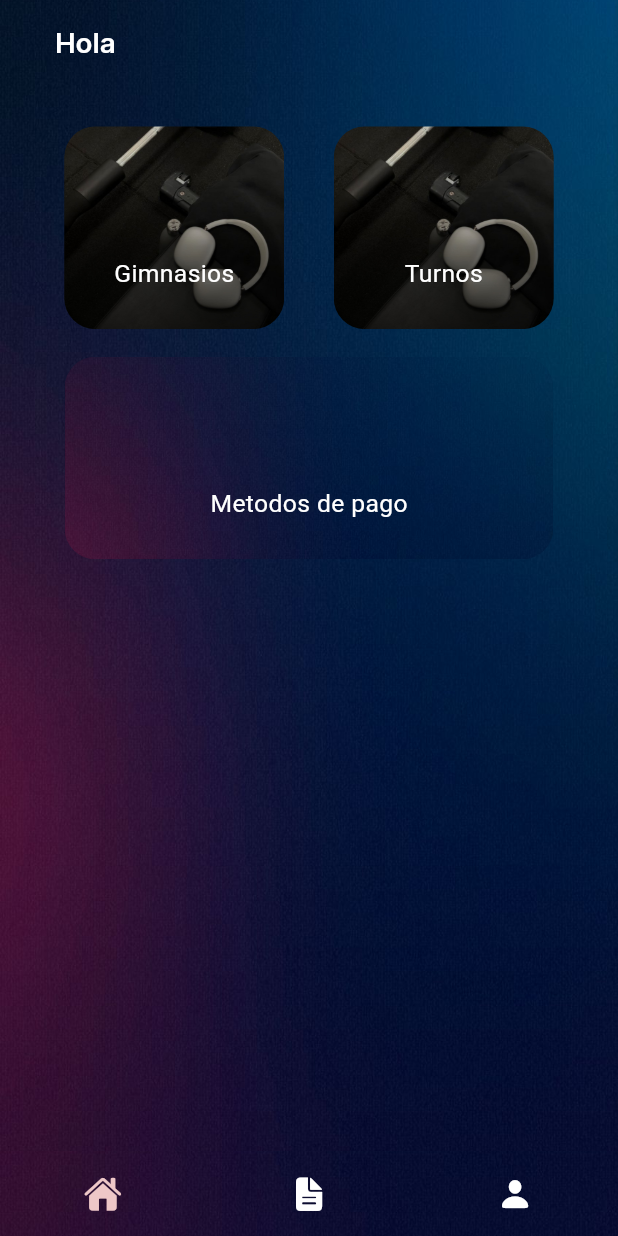
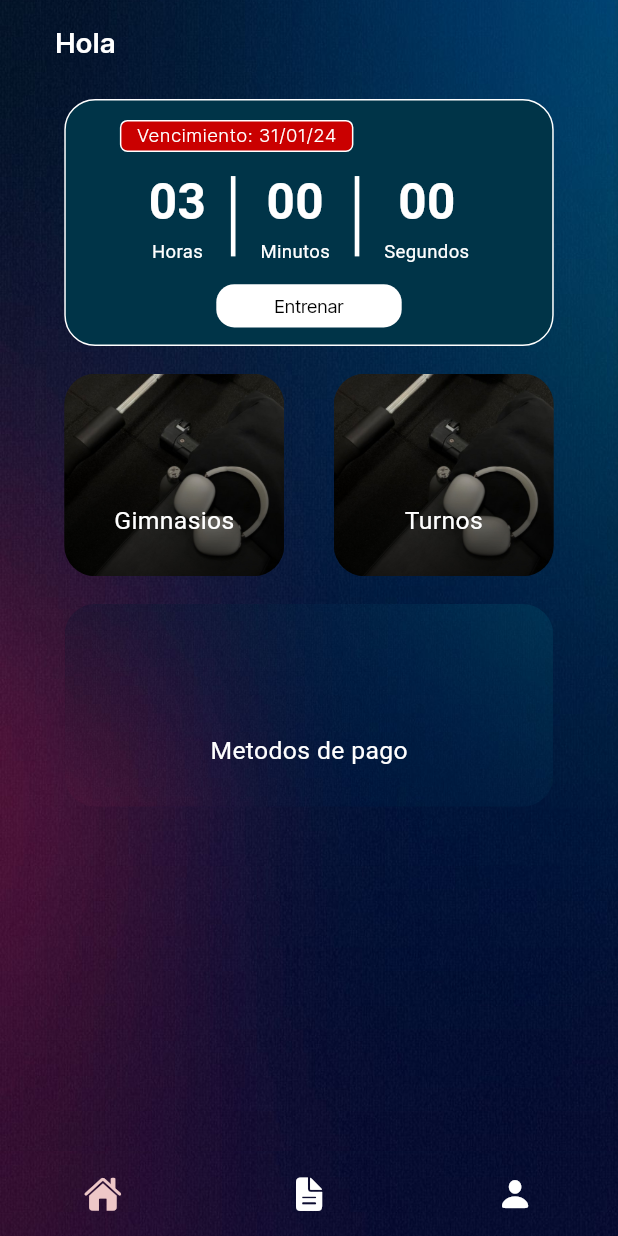
Before and after one commit to Pablorivas47/FlutterAppGym, a Flutter app: the screen it shows once a user with an empty profile is signed in, on a phone screen of 412 x 824 dp. Run offline on Flutter 3.47's test engine with Material 3 defaults, Android fonts, the phone set to English and light mode, and no system bars; our stand-ins replace cloud_firestore, firebase_auth, firebase_core, google_maps_flutter, shimmer; accounts and stored records are empty.

Commit message:
Create chronometer

```diff
--- a/lib/Screens/home/home.dart
+++ b/lib/Screens/home/home.dart
@@ -2,6 +2,8 @@ import 'package:firebase_auth/firebase_auth.dart';
 import 'package:flutter/material.dart';
 import 'package:flutter_application_1/Screens/home/components/gym_card.dart';
 import 'package:flutter_application_1/components/custom_app_bar.dart';
+import 'package:flutter_application_1/components/custom_button.dart';
+import 'package:flutter_application_1/components/stop_watch_timer.dart';
 import 'package:flutter_application_1/constants/size_config.dart';
 
 class Home extends StatefulWidget {
@@ -34,6 +36,60 @@ class _HomeState extends State<Home> {
           ),
         ),
         body: Column(children: [
+          Stack(children: [
+            Padding(
+              padding: EdgeInsets.symmetric(
+                horizontal: SizeConfig.screenWidth * 0.104,
+              ),
+              child: AnimatedContainer(
+                height: SizeConfig.screenHeight * 0.20,
+                decoration: BoxDecoration(
+                    color: const Color.fromRGBO(0, 52, 72, 100),
+                    borderRadius: BorderRadius.circular(
+                      SizeConfig.screenWidth * 0.05,
+                    ),
+                    border: Border.all(
+                      color: Colors.white,
+                    )),
+                duration: Duration.zero,
+              ),
+            ),
+            Positioned(
+              left: SizeConfig.screenWidth * 0.194,
+              top: SizeConfig.screenHeight * 0.017,
+              child: SizedBox(
+                height: SizeConfig.screenHeight * 0.026,
+                child: AnimatedContainer(
+                  padding: EdgeInsets.symmetric(
+                    horizontal: SizeConfig.screenWidth * 0.025,
+                  ),
+                  duration: Duration.zero,
+                  decoration: BoxDecoration(
+                      color: const Color(0xffca0000),
+                      borderRadius: BorderRadius.circular(5),
+                      border: Border.all(
+                        color: Colors.white,
+                      )),
+                  child: Center(
+                    child: Text(
+                      "Vencimiento: 31/01/24",
+                      style: TextStyle(
+                        color: Colors.white,
+                        fontFamily: "Inter",
+                        fontWeight: FontWeight.w300,
+                        fontSize: SizeConfig.screenWidth * 0.03,
+                      ),
+                    ),
+                  ),
+                ),
+              ),
+            ),
+            Padding(
+                padding: EdgeInsets.only(
+                  top: SizeConfig.screenHeight * 0.055,
+                ),
+                child: const StopWatchTimer()),
+          ]),
           SizedBox(height: SizeConfig.screenHeight * 0.0223),
           Padding(
             padding: EdgeInsets.symmetric(
--- a/lib/Screens/home/payment_methods.dart
+++ b/lib/Screens/home/payment_methods.dart
@@ -1,5 +1,6 @@
 import 'package:flutter/material.dart';
 import 'package:flutter_application_1/components/custom_app_bar.dart';
+import 'package:flutter_application_1/components/stop_watch_timer.dart';
 
 class PaymentMethods extends StatefulWidget {
   const PaymentMethods({super.key});
--- a/lib/Screens/profile.dart
+++ b/lib/Screens/profile.dart
@@ -116,7 +116,7 @@ class _ProfileState extends State<Profile> {
               Container(
                 padding: EdgeInsets.symmetric(
                     horizontal: SizeConfig.screenWidth * 0.09),
-                child: customMaterialButtom(
+                child: customMaterialButton(
                   hintText: 'Datos Personales',
                   icon: CupertinoIcons.person_crop_circle,
                   colorOutline: Colors.white70,
@@ -132,7 +132,7 @@ class _ProfileState extends State<Profile> {
               Container(
                 padding: EdgeInsets.symmetric(
                     horizontal: SizeConfig.screenWidth * 0.09),
-                child: customMaterialButtom(
+                child: customMaterialButton(
                   hintText: 'Contraseña y seguridad',
                   icon: CupertinoIcons.shield,
                   colorOutline: Colors.white70,
@@ -148,7 +148,7 @@ class _ProfileState extends State<Profile> {
               Container(
                 padding: EdgeInsets.symmetric(
                     horizontal: SizeConfig.screenWidth * 0.09),
-                child: customMaterialButtom(
+                child: customMaterialButton(
                   hintText: 'Cerrar sesion',
                   icon: CupertinoIcons.square_arrow_right,
                   colorOutline: Colors.red,
--- a/lib/components/custom_button.dart
+++ b/lib/components/custom_button.dart
@@ -2,68 +2,71 @@ import 'package:flutter/cupertino.dart';
 import 'package:flutter/material.dart';
 import 'package:flutter_application_1/constants/size_config.dart';
 
+CupertinoButton customCupButtonTimer({
+  required String text,
+  required VoidCallback onPressed,
+}) {
+  return CupertinoButton(
+    padding: EdgeInsets.zero,
+    color: Colors.white,
+    onPressed: onPressed,
+    child: Text(
+      text,
+      style: TextStyle(
+        fontSize: SizeConfig.screenWidth * 0.03,
+        fontFamily: "Inter",
+        color: Colors.black,
+        fontWeight: FontWeight.w400,
+      ),
+    ),
+  );
+}
 
-OutlinedButton customMaterialButtom(
-  {
+OutlinedButton customMaterialButton({
   required String hintText,
   required IconData icon,
   required Color colorOutline,
   required VoidCallback press,
 }) {
   return OutlinedButton(
-
     style: OutlinedButton.styleFrom(
-      side:  BorderSide(
+      side: BorderSide(
         color: colorOutline,
       ),
-
       shape: const RoundedRectangleBorder(
-        borderRadius:  BorderRadius.all(
-            Radius.circular(7)
+        borderRadius: BorderRadius.all(Radius.circular(7)),
       ),
     ),
-
-    ),
     onPressed: press,
-
     child: Row(
       children: [
-
         Icon(
           icon,
           color: Colors.white,
-          size: SizeConfig.screenHeight*0.02,
+          size: SizeConfig.screenHeight * 0.02,
         ),
-
         SizedBox(
-          width: SizeConfig.screenWidth*0.0223,
+          width: SizeConfig.screenWidth * 0.0223,
         ),
-
         Text(
           hintText,
-          style:  TextStyle(
-           color:Colors.white,
+          style: TextStyle(
+            color: Colors.white,
             fontFamily: "Inter",
             fontWeight: FontWeight.w300,
-            fontSize: SizeConfig.screenWidth*0.04,
+            fontSize: SizeConfig.screenWidth * 0.04,
           ),
         ),
-
         const Spacer(),
-
         Icon(
           CupertinoIcons.chevron_forward,
           color: Colors.white,
-        size: SizeConfig.screenHeight*0.02,
+          size: SizeConfig.screenHeight * 0.02,
         ),
-
       ],
-
     ),
   );
 }
-
-
 
 // ignore: must_be_immutable
 class CustomButton extends StatelessWidget {
@@ -77,7 +80,6 @@ class CustomButton extends StatelessWidget {
   final VoidCallback press;
   final EdgeInsets? paddingButton;
 
-
   CustomButton({
     super.key,
     required this.color,
@@ -89,9 +91,7 @@ class CustomButton extends StatelessWidget {
     this.routeNamePlacement,
     required this.press,
     this.paddingButton,
-
   });
-
 
   @override
   Widget build(BuildContext context) {
@@ -102,14 +102,13 @@ class CustomButton extends StatelessWidget {
       borderRadius: borderRadius,
       alignment: alignment,
       onPressed: press,
-
       child: Text(
         text,
         style: TextStyle(
           color: textColor,
           fontFamily: "Inter",
           fontWeight: FontWeight.w400,
-      fontSize: SizeConfig.screenWidth*0.04,
+          fontSize: SizeConfig.screenWidth * 0.04,
         ),
       ),
     );
--- /dev/null
+++ b/lib/components/stop_watch_timer.dart
@@ -0,0 +1,171 @@
+import 'dart:async';
+import 'package:flutter/material.dart';
+import 'package:flutter_application_1/components/custom_button.dart';
+import 'package:flutter_application_1/constants/size_config.dart';
+
+class StopWatchTimer extends StatefulWidget {
+  const StopWatchTimer({super.key});
+
+  @override
+  State<StopWatchTimer> createState() => _StopWatchTimerState();
+}
+
+class _StopWatchTimerState extends State<StopWatchTimer> {
+  static const countDownDuration = Duration(hours: 3);
+  Duration duration = const Duration();
+  Timer? timer;
+  bool isCountDown = true;
+
+  @override
+  void initState() {
+    super.initState();
+    reset();
+  }
+
+  void addTime() {
+    final addSeconds = isCountDown ? -1 : 1;
+    setState(() {
+      final seconds = duration.inSeconds + addSeconds;
+      if (seconds < 0) {
+        timer?.cancel();
+      } else {
+        duration = Duration(seconds: seconds);
+      }
+    });
+  }
+
+  void startTimer({bool resets = true}) {
+    if (resets) {
+      reset();
+    }
+    timer = Timer.periodic(const Duration(seconds: 1), (_) => addTime());
+  }
+
+  void reset() {
+    setState(() {
+      if (isCountDown) {
+        duration = countDownDuration;
+      } else {
+        duration = const Duration();
+      }
+    });
+  }
+
+  void stopTimer({bool resets = true}) {
+    if (resets) {
+      reset();
+    }
+    setState(() {
+      timer?.cancel();
+    });
+  }
+
+  @override
+  Widget build(BuildContext context) {
+    final isRunning = timer?.isActive ?? false;
+    final isCompleted = duration.inSeconds == 0;
+
+    return Column(
+      mainAxisAlignment: MainAxisAlignment.center,
+      children: [
+        buildTime(),
+        SizedBox(height: SizeConfig.screenHeight * 0.015),
+        buildButtons(isRunning, isCompleted),
+      ],
+    );
+  }
+
+  Widget buildButtons(bool isRunning, bool isCompleted) {
+    if (isRunning) {
+      return Row(
+        mainAxisAlignment: MainAxisAlignment.center,
+        children: [
+          SizedBox(
+            height: SizeConfig.screenHeight * 0.035,
+            width: SizeConfig.screenWidth * 0.2,
+            child: customCupButtonTimer(
+                text: 'Parar',
+                onPressed: () {
+                  stopTimer(resets: false);
+                }),
+          ),
+          SizedBox(width: SizeConfig.screenWidth * 0.02),
+          SizedBox(
+            height: SizeConfig.screenHeight * 0.035,
+            width: SizeConfig.screenWidth * 0.2,
+            child: customCupButtonTimer(
+                text: 'Cancelar',
+                onPressed: () {
+                  stopTimer();
+                }),
+          ),
+        ],
+      );
+    } else {
+      return SizedBox(
+        height: SizeConfig.screenHeight * 0.035,
+        width: SizeConfig.screenWidth * 0.3,
+        child: customCupButtonTimer(
+            text: 'Entrenar',
+            onPressed: () {
+              startTimer(resets: isCompleted);
+            }),
+      );
+    }
+  }
+
+  Widget buildTime() {
+    String twoDigits(int n) => n.toString().padLeft(2, '0');
+    final hours = twoDigits(duration.inHours);
+    final minutes = twoDigits(duration.inMinutes.remainder(60));
+    final seconds = twoDigits(duration.inSeconds.remainder(60));
+
+    return Row(
+      mainAxisAlignment: MainAxisAlignment.center,
+      children: [
+        buildTimeCard(hours, 'Horas'),
+        SizedBox(width: SizeConfig.screenWidth * 0.04),
+        Container(
+          width: SizeConfig.screenWidth * 0.0075,
+          height: SizeConfig.screenHeight * 0.065,
+          color: Colors.white,
+        ),
+        SizedBox(width: SizeConfig.screenWidth * 0.04),
+        buildTimeCard(minutes, 'Minutos'),
+        SizedBox(width: SizeConfig.screenWidth * 0.04),
+        Container(
+          width: SizeConfig.screenWidth * 0.0075,
+          height: SizeConfig.screenHeight * 0.065,
+          color: Colors.white,
+        ),
+        SizedBox(width: SizeConfig.screenWidth * 0.04),
+        buildTimeCard(seconds, 'Segundos'),
+      ],
+    );
+  }
+
+  Widget buildTimeCard(String time, String header) {
+    return Column(
+      mainAxisAlignment: MainAxisAlignment.center,
+      children: [
+        Text(
+          time,
+          style: TextStyle(
+            fontSize: SizeConfig.screenWidth * 0.08,
+            color: Colors.white,
+            fontWeight: FontWeight.bold,
+          ),
+        ),
+        SizedBox(height: SizeConfig.screenHeight * 0.001),
+        Text(
+          header,
+          style: TextStyle(
+            fontSize: SizeConfig.screenWidth * 0.03,
+            color: Colors.white,
+            fontWeight: FontWeight.w400,
+          ),
+        ),
+      ],
+    );
+  }
+}
--- a/pubspec.yaml
+++ b/pubspec.yaml
@@ -46,6 +46,7 @@ dependencies:
   skeletons: ^0.0.3
   shimmer: ^3.0.0
   google_maps_flutter: ^2.9.0
+  stop_watch_timer: ^3.2.0
 
 
 
```
Also changed, not shown: pubspec.lock. Lines whose indentation alone changed are shown as unchanged.
